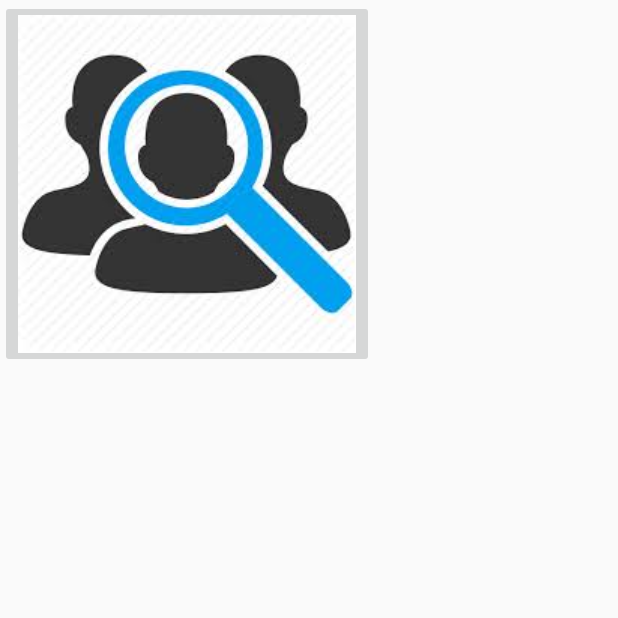
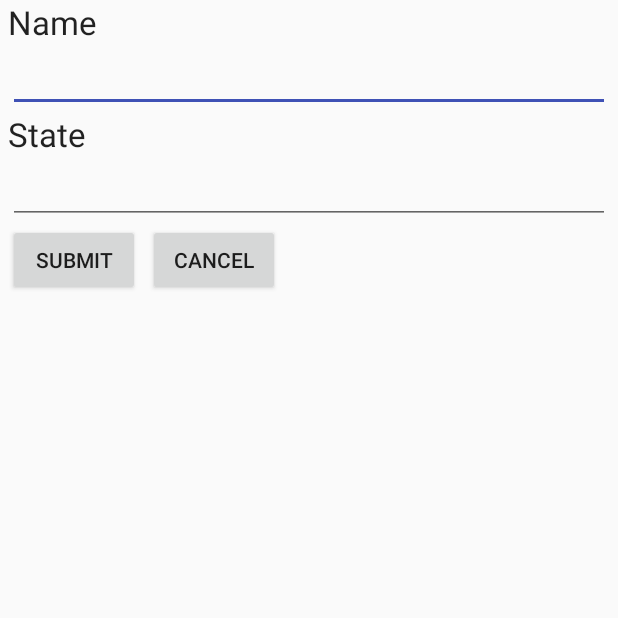
Before and after one commit to Mohanavadivel-git/Android, an Android app: the screen it shows after launch (HomePage before the commit, damienpost after it), after a tap on "LOGIN", on a phone screen of 412 x 824 dp, the top half of it. Run offline under Robolectric (Android 15) with nearby library versions, the phone set to English and light mode, and no system bars; our stand-ins replace Volley.

```diff
--- a/app/src/main/AndroidManifest.xml
+++ b/app/src/main/AndroidManifest.xml
@@ -36,6 +36,10 @@
         <activity
             android:name=".PostActivity"
             android:label="@string/title_activity_post"
+            android:theme="@style/AppTheme.NoActionBar" />
+        <activity
+            android:name=".damienpost"
+            android:label="@string/title_activity_damienpost"
             android:theme="@style/AppTheme.NoActionBar"></activity>
     </application>
 
--- a/app/src/main/java/com/example/vmohanav/myfirstapp/HomePage.java
+++ b/app/src/main/java/com/example/vmohanav/myfirstapp/HomePage.java
@@ -16,7 +16,7 @@ public class HomePage extends AppCompatActivity {
         ImageButton myButton = (ImageButton) findViewById(R.id.patientRetrival);
     }
     public void patientRetrivalfunc(View button){
-        Intent intent = new Intent(this, Test.class);
+        Intent intent = new Intent(this, damienpost.class);
         startActivity(intent);
     }
 }
--- a/app/src/main/java/com/example/vmohanav/myfirstapp/LoginActivity.java
+++ b/app/src/main/java/com/example/vmohanav/myfirstapp/LoginActivity.java
@@ -27,7 +27,7 @@ public class LoginActivity extends Activity {
 
     }
     public void submitLogin(View button){
-        Intent i = new Intent(getApplicationContext(), HomePage.class);
+        Intent i = new Intent(getApplicationContext(), damienpost.class);
         startActivity(i);
     }
 }
--- a/app/src/main/java/com/example/vmohanav/myfirstapp/Test.java
+++ b/app/src/main/java/com/example/vmohanav/myfirstapp/Test.java
@@ -68,7 +68,7 @@ public class Test extends AppCompatActivity {
                     "Profile updated",
                     Toast.LENGTH_SHORT);
             toast.show();
-            Intent i = new Intent(getApplicationContext(), PostActivity.class);
+            Intent i = new Intent(getApplicationContext(), damienpost.class);
             startActivity(i);
         }
 }
--- /dev/null
+++ b/app/src/main/res/layout/activity_damienpost.xml
@@ -0,0 +1,71 @@
+<?xml version="1.0" encoding="utf-8"?>
+<android.support.design.widget.CoordinatorLayout xmlns:android="http://schemas.android.com/apk/res/android"
+    xmlns:app="http://schemas.android.com/apk/res-auto"
+    xmlns:tools="http://schemas.android.com/tools"
+    android:layout_width="match_parent"
+    android:layout_height="match_parent"
+    tools:context=".damienpost">
+    <LinearLayout
+        android:id="@+id/linearLayout1"
+        android:layout_width="match_parent"
+        android:layout_height="match_parent"
+        android:orientation="vertical">
+        <TextView
+            android:id="@+id/Name"
+            android:layout_width="wrap_content"
+            android:layout_height="wrap_content"
+            android:text="Name"
+            android:layout_marginLeft="5dp"
+            android:layout_marginRight="5dp"
+            android:textAppearance="?android:attr/textAppearanceLarge" />
+
+
+        <EditText
+            android:id="@+id/NameText"
+            android:layout_width="match_parent"
+            android:layout_height="wrap_content"
+            android:layout_marginLeft="5dp"
+            android:layout_marginRight="5dp"/>
+
+        <TextView
+            android:id="@+id/State"
+            android:layout_width="wrap_content"
+            android:layout_height="wrap_content"
+            android:text="State"
+            android:layout_marginLeft="5dp"
+            android:layout_marginRight="5dp"
+            android:textAppearance="?android:attr/textAppearanceLarge" />
+
+
+        <EditText
+            android:id="@+id/StateText"
+            android:layout_width="match_parent"
+            android:layout_height="wrap_content"
+            android:layout_marginLeft="5dp"
+            android:layout_marginRight="5dp"/>
+
+        <RelativeLayout
+            android:id="@+id/relativeLayout1"
+            android:layout_width="match_parent"
+            android:layout_height="wrap_content" >
+
+            <Button
+                android:id="@+id/submit"
+                android:layout_width="wrap_content"
+                android:layout_height="wrap_content"
+                android:text="Submit"
+                android:onClick="submitclick"
+                android:layout_marginLeft="5dp"
+                android:layout_marginRight="5dp"/>
+
+
+            <Button
+                android:id="@+id/cancel"
+                android:layout_width="wrap_content"
+                android:layout_height="wrap_content"
+                android:text="Cancel"
+                android:layout_toRightOf="@id/submit"/>
+
+        </RelativeLayout>
+    </LinearLayout>
+</android.support.design.widget.CoordinatorLayout>
--- a/app/src/main/res/values/strings.xml
+++ b/app/src/main/res/values/strings.xml
@@ -37,5 +37,6 @@
     <string name="title_activity_test">Test</string>
     <string name="title_activity_trial">Trial</string>
     <string name="title_activity_post">PostActivity</string>
+    <string name="title_activity_damienpost">damienpost</string>
 
 </resources>
```
Also changed, not shown: app/src/main/java/com/example/vmohanav/myfirstapp/damienpost.java (added, +76 -0 lines).
